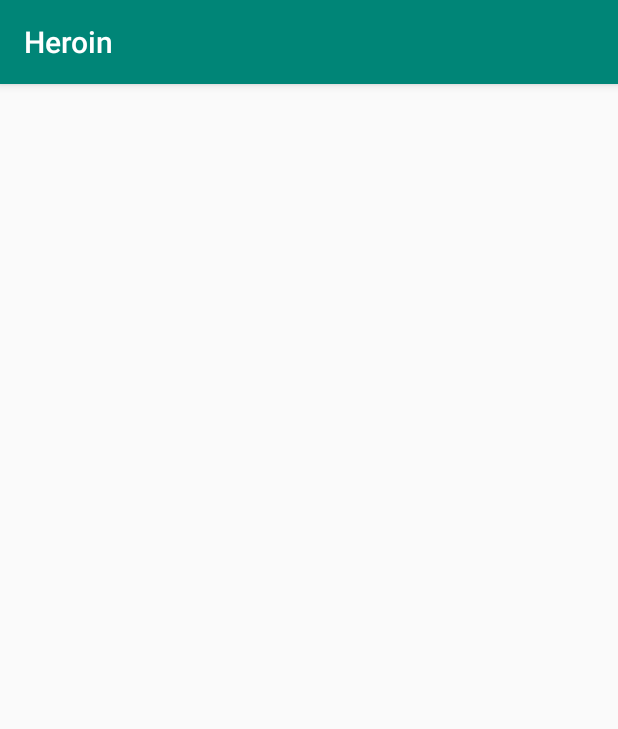
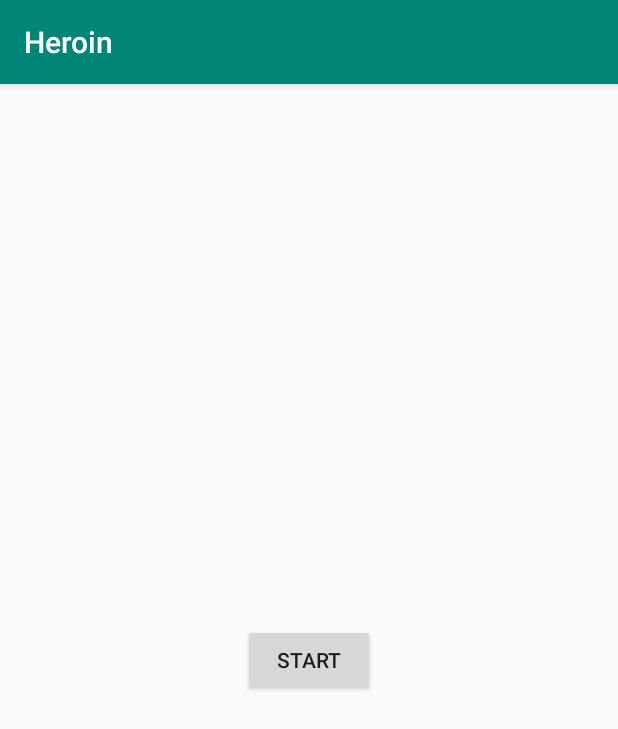
Before and after one commit to kmteras/frend, an Android app: the screen it shows after launch (MainActivity), on a phone screen of 412 x 824 dp. Shown: the top 729 px of the screen. Run offline under Robolectric (Android 15) with nearby library versions, the phone set to English and light mode, and no system bars.

Commit message:
Fixed button location and starting

```diff
--- a/app/src/main/java/com/example/heroin/MainActivity.java
+++ b/app/src/main/java/com/example/heroin/MainActivity.java
@@ -2,6 +2,7 @@ package com.example.heroin;
 
 import android.content.Intent;
 import android.os.Bundle;
+import android.view.View;
 import android.widget.Button;
 
 import androidx.appcompat.app.AppCompatActivity;
@@ -13,17 +14,15 @@ public class MainActivity extends AppCompatActivity {
     @Override
     protected void onCreate(Bundle savedInstanceState) {
         super.onCreate(savedInstanceState);
+        setContentView(R.layout.activity_main);
 
-        startForegroundService(new Intent(MainActivity.this, Overlay.class));
+        button = findViewById(R.id.startButton);
 
-
-//        button = findViewById(R.id.button);
-//
-//        button.setOnClickListener(new View.OnClickListener() {
-//            @Override
-//            public void onClick(View v) {
-//                startForegroundService(new Intent(MainActivity.this, Overlay.class));
-//            }
-//        });
+        button.setOnClickListener(new View.OnClickListener() {
+            @Override
+            public void onClick(View v) {
+                startForegroundService(new Intent(MainActivity.this, Overlay.class));
+            }
+        });
     }
 }
--- a/app/src/main/res/layout/activity_main.xml
+++ b/app/src/main/res/layout/activity_main.xml
@@ -17,11 +17,13 @@
         app:layout_constraintTop_toTopOf="parent" />
 
     <Button
-        android:id="@+id/button"
+        android:id="@+id/startButton"
         android:layout_width="wrap_content"
         android:layout_height="wrap_content"
-        android:text="Button"
-        tools:layout_editor_absoluteX="168dp"
-        tools:layout_editor_absoluteY="437dp" />
+        android:text="Start"
+        app:layout_constraintBottom_toBottomOf="parent"
+        app:layout_constraintLeft_toLeftOf="parent"
+        app:layout_constraintRight_toRightOf="parent"
+        app:layout_constraintTop_toTopOf="parent"/>
 
 </androidx.constraintlayout.widget.ConstraintLayout>
```
Also changed, not shown: app/src/main/java/com/example/heroin/Overlay.java (+2 -15 lines).
